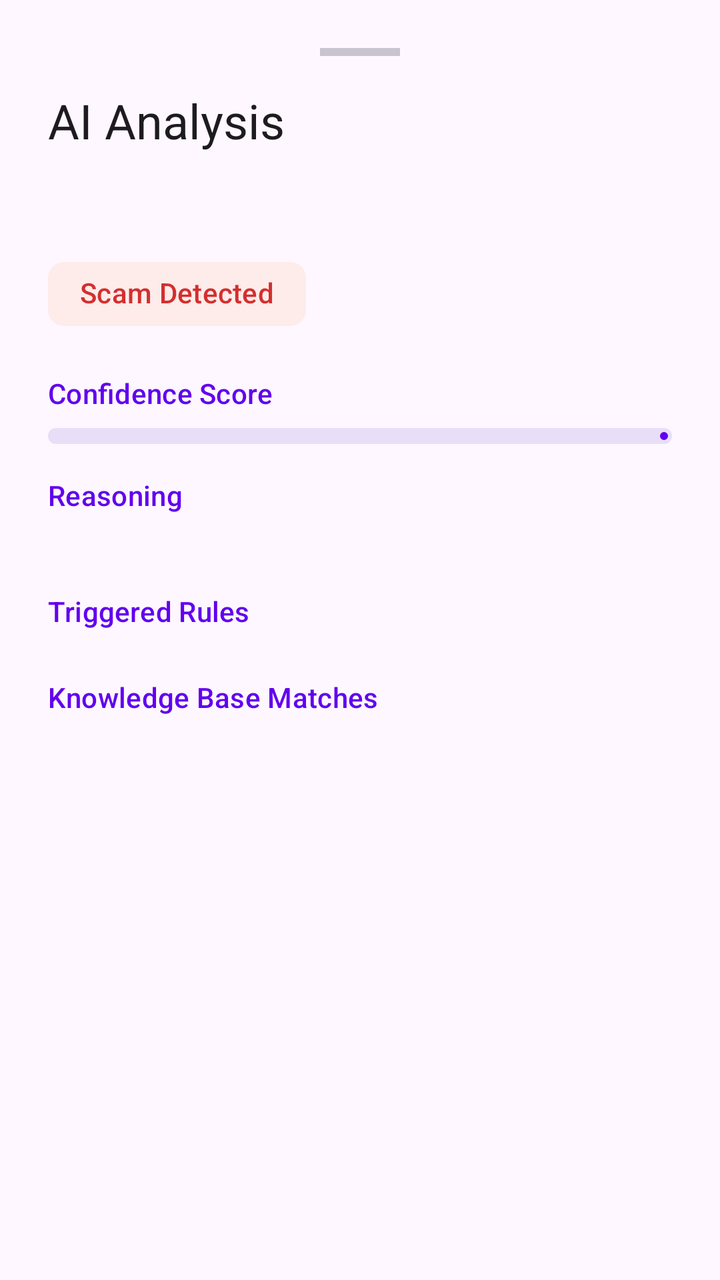
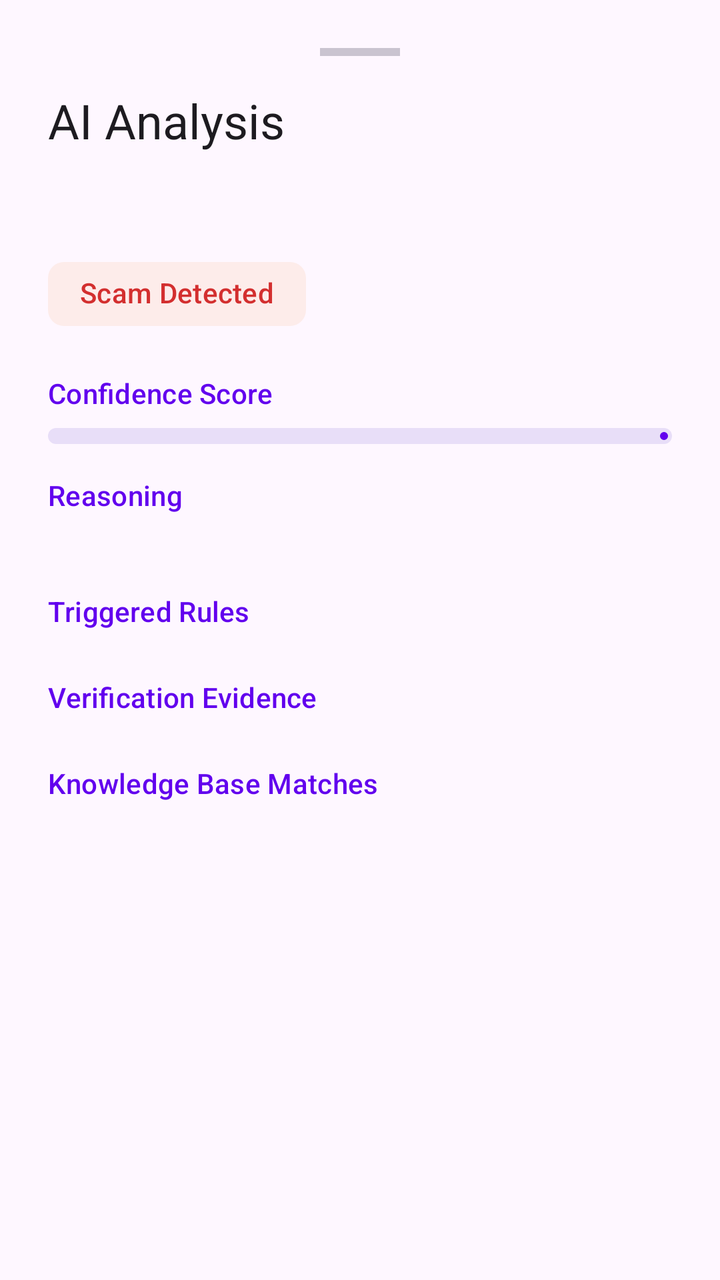

An Android layout rendered at two revisions. The XML below is the earlier revision; the diff shows what the commit changed to produce the second picture.
<!-- AndroidManifest.xml: application theme Theme.MyApplication -->
<!-- res/layout/bottom_sheet_analysis.xml -->
<?xml version="1.0" encoding="utf-8"?>
<LinearLayout xmlns:android="http://schemas.android.com/apk/res/android"
    xmlns:app="http://schemas.android.com/apk/res-auto"
    android:layout_width="match_parent"
    android:layout_height="wrap_content"
    android:orientation="vertical"
    android:padding="24dp">

    <View
        android:layout_width="40dp"
        android:layout_height="4dp"
        android:layout_gravity="center_horizontal"
        android:layout_marginBottom="16dp"
        android:background="?attr/colorOutlineVariant" />

    <TextView
        android:layout_width="wrap_content"
        android:layout_height="wrap_content"
        android:text="AI Analysis"
        android:textAppearance="?attr/textAppearanceHeadlineSmall"
        android:layout_marginBottom="16dp" />

    <TextView
        android:id="@+id/timestampText"
        android:layout_width="wrap_content"
        android:layout_height="wrap_content"
        android:layout_marginBottom="16dp"
        android:textAppearance="?attr/textAppearanceLabelSmall"
        android:textColor="?attr/colorOutline" />

    <com.google.android.material.chip.Chip
        android:id="@+id/scamChip"
        android:layout_width="wrap_content"
        android:layout_height="wrap_content"
        android:layout_marginBottom="16dp"
        app:chipBackgroundColor="#FDECEA"
        app:chipStrokeWidth="0dp"
        android:textColor="#D32F2F"
        android:text="Scam Detected" />

    <TextView
        android:layout_width="wrap_content"
        android:layout_height="wrap_content"
        android:text="Confidence Score"
        android:textAppearance="?attr/textAppearanceTitleSmall"
        android:textColor="?attr/colorPrimary" />

    <com.google.android.material.progressindicator.LinearProgressIndicator
        android:id="@+id/confidenceProgress"
        android:layout_width="match_parent"
        android:layout_height="wrap_content"
        android:layout_marginTop="8dp"
        android:layout_marginBottom="16dp"
        app:trackCornerRadius="4dp"
        app:trackThickness="8dp" />

    <TextView
        android:layout_width="wrap_content"
        android:layout_height="wrap_content"
        android:text="Reasoning"
        android:textAppearance="?attr/textAppearanceTitleSmall"
        android:textColor="?attr/colorPrimary" />

    <TextView
        android:id="@+id/reasoningText"
        android:layout_width="match_parent"
        android:layout_height="wrap_content"
        android:layout_marginTop="4dp"
        android:layout_marginBottom="16dp"
        android:textAppearance="?attr/textAppearanceBodyMedium" />

    <TextView
        android:layout_width="wrap_content"
        android:layout_height="wrap_content"
        android:text="Triggered Rules"
        android:textAppearance="?attr/textAppearanceTitleSmall"
        android:textColor="?attr/colorPrimary" />

    <com.google.android.material.chip.ChipGroup
        android:id="@+id/triggerGroup"
        android:layout_width="match_parent"
        android:layout_height="wrap_content"
        android:layout_marginTop="8dp"
        android:layout_marginBottom="16dp" />

    <TextView
        android:layout_width="wrap_content"
        android:layout_height="wrap_content"
        android:text="Knowledge Base Matches"
        android:textAppearance="?attr/textAppearanceTitleSmall"
        android:textColor="?attr/colorPrimary" />

    <TextView
        android:id="@+id/kbText"
        android:layout_width="match_parent"
        android:layout_height="wrap_content"
        android:layout_marginTop="4dp"
        android:fontFamily="monospace"
        android:textAppearance="?attr/textAppearanceBodySmall" />

</LinearLayout>
<!-- resources referenced by this layout -->
<resources>
  <style name="Theme.MyApplication" parent="Theme.Material3.DayNight.NoActionBar">
          
          <item name="colorPrimary">@color/purple_500</item>
          <item name="colorSecondary">@color/teal_200</item>
  
          <item name="android:statusBarColor">?attr/colorPrimary</item>
      </style>
  <color name="purple_500">#FF6200EE</color>
  <color name="teal_200">#FF03DAC5</color>
</resources>

<!-- the commit's change to res/layout/bottom_sheet_analysis.xml (unified diff, before → after) -->
@@ -84,6 +84,21 @@
         android:layout_marginBottom="16dp" />
 
     <TextView
+        android:id="@+id/evidenceLabel"
+        android:layout_width="wrap_content"
+        android:layout_height="wrap_content"
+        android:text="Verification Evidence"
+        android:textAppearance="?attr/textAppearanceTitleSmall"
+        android:textColor="?attr/colorPrimary" />
+
+    <com.google.android.material.chip.ChipGroup
+        android:id="@+id/evidenceGroup"
+        android:layout_width="match_parent"
+        android:layout_height="wrap_content"
+        android:layout_marginTop="8dp"
+        android:layout_marginBottom="16dp" />
+
+    <TextView
         android:layout_width="wrap_content"
         android:layout_height="wrap_content"
         android:text="Knowledge Base Matches"
